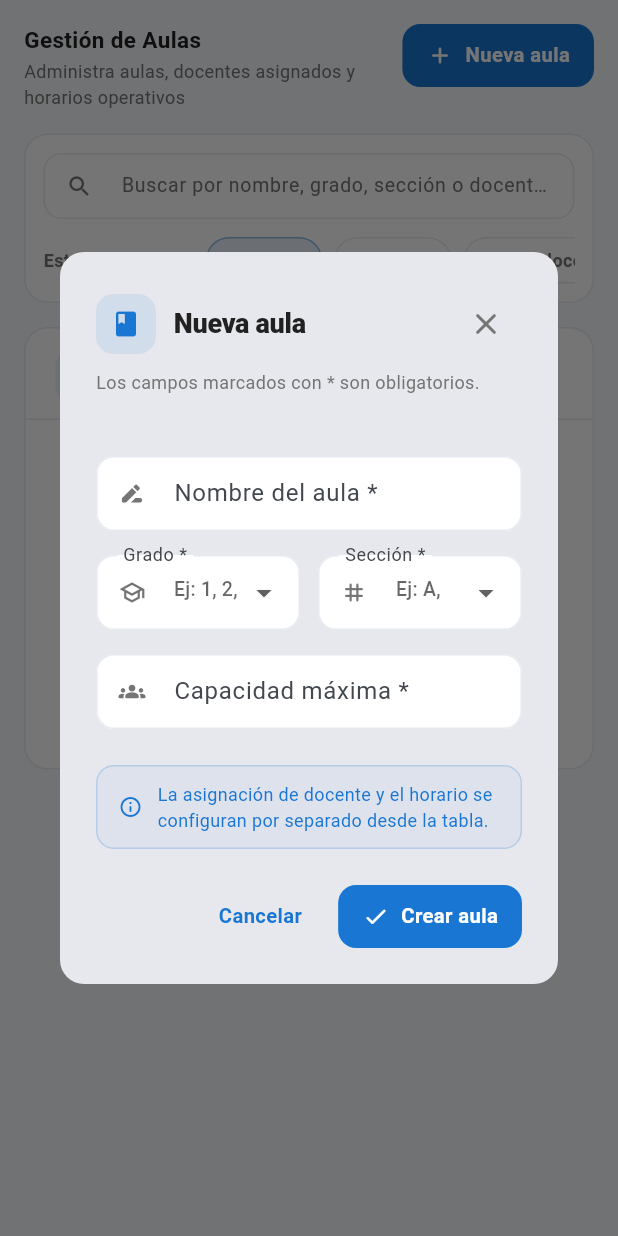
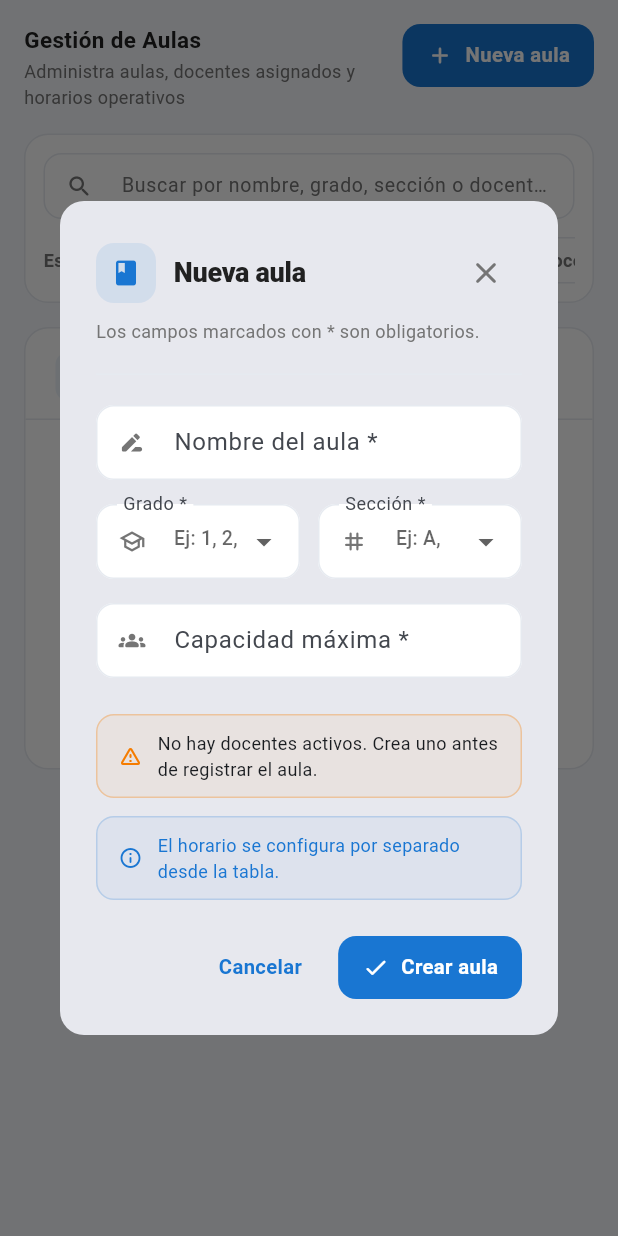
Before and after one commit to D1egoOQuintana/Asistencias-App-COMPLETO-BACKEND-AND-FRONTEND, a Flutter app: the AdminClassroomsScreen screen opened directly, after a tap on "Nueva aula", on a phone screen of 412 x 824 dp. Run offline on Flutter 3.47's test engine with Material 3 defaults, Android fonts, the phone set to English and light mode, and no system bars; our stand-ins replace cloud_firestore, cloud_functions, firebase_auth, firebase_core, get, google_fonts and 5 more; missing offline and left inert: dart:html, excel, mobile_scanner, panara_dialogs; accounts and stored records are empty.

Commit message:
feat(classroom): require teacher and restrict schedule edits to admin

```diff
--- a/asistencias_app/lib/screens/admin/classrooms/widgets/classroom_form_dialog.dart
+++ b/asistencias_app/lib/screens/admin/classrooms/widgets/classroom_form_dialog.dart
@@ -1,7 +1,9 @@
 import 'package:flutter/material.dart';
 import 'package:flutter/services.dart';
+import 'package:cloud_firestore/cloud_firestore.dart';
 import '../../../../models/classroom_model.dart';
 import '../../../../services/classroom_service.dart';
+import '../../../../services/teacher_service.dart';
 import '../../../../theme/app_design_system.dart';
 import '../../widgets/admin_ui.dart';
 
@@ -31,6 +33,11 @@ class _ClassroomFormDialogState extends State<ClassroomFormDialog> {
   static const _grades = ['1', '2', '3', '4', '5', '6'];
   static const _sections = ['A', 'B', 'C', 'D', 'E'];
 
+  // Docente seleccionado (obligatorio). En edición arranca con el actual.
+  String? _teacherUid;
+  String? _teacherName;
+  late final Stream<QuerySnapshot> _teachersStream;
+
   @override
   void initState() {
     super.initState();
@@ -41,6 +48,20 @@ class _ClassroomFormDialogState extends State<ClassroomFormDialog> {
     _capacity = TextEditingController(
       text: c != null ? c.capacity.toString() : '',
     );
+    _teacherUid = c?.teacherUid;
+    _teacherName = c?.teacherName;
+    _teachersStream = TeacherService.getTeachersStream();
+  }
+
+  String _displayName(Map<String, dynamic> d) {
+    final fn = (d['firstName'] ?? '').toString().trim();
+    final ln = (d['lastName'] ?? '').toString().trim();
+    final full = (d['fullName'] ?? '').toString().trim();
+    final email = (d['email'] ?? '').toString().trim();
+    final composed = '$fn $ln'.trim();
+    if (composed.isNotEmpty) return composed;
+    if (full.isNotEmpty) return full;
+    return email;
   }
 
   @override
@@ -54,6 +75,15 @@ class _ClassroomFormDialogState extends State<ClassroomFormDialog> {
 
   Future<void> _submit() async {
     if (!_formKey.currentState!.validate()) return;
+    if (_teacherUid == null || _teacherUid!.isEmpty) {
+      ScaffoldMessenger.of(context).showSnackBar(
+        AdminFeedback.snack(
+          AdminFeedbackType.error,
+          'Selecciona un docente para el aula',
+        ),
+      );
+      return;
+    }
     setState(() => _isLoading = true);
 
     final name = _name.text.trim();
@@ -73,8 +103,8 @@ class _ClassroomFormDialogState extends State<ClassroomFormDialog> {
           section: section,
           capacity: capacity,
           description: widget.classroom!.description,
-          teacherUid: widget.classroom!.teacherUid,
-          teacherName: widget.classroom!.teacherName,
+          teacherUid: _teacherUid,
+          teacherName: _teacherName,
         );
         message = ok ? 'Aula actualizada correctamente' : 'Error al actualizar el aula';
       } else {
@@ -84,6 +114,8 @@ class _ClassroomFormDialogState extends State<ClassroomFormDialog> {
           section: section,
           capacity: capacity,
           description: 'Aula creada por administrador',
+          teacherUid: _teacherUid,
+          teacherName: _teacherName,
         );
         ok = result['success'] == true;
         message = result['message'] ?? (ok ? 'Aula creada correctamente' : 'Error al crear el aula');
@@ -224,7 +256,9 @@ class _ClassroomFormDialogState extends State<ClassroomFormDialog> {
                 ),
                 const SizedBox(height: 24),
 
-                // Note on teacher/schedule
+                // Docente asignado (obligatorio)
+                _buildTeacherDropdown(),
+                const SizedBox(height: 12),
                 Container(
                   padding: const EdgeInsets.symmetric(horizontal: 14, vertical: 10),
                   decoration: BoxDecoration(
@@ -239,7 +273,7 @@ class _ClassroomFormDialogState extends State<ClassroomFormDialog> {
                       SizedBox(width: 10),
                       Expanded(
                         child: Text(
-                          'La asignación de docente y el horario se configuran por separado desde la tabla.',
+                          'El horario se configura por separado desde la tabla.',
                           style: TextStyle(
                             fontSize: 12,
                             color: AppDesignSystem.primaryColor,
@@ -324,4 +358,84 @@ class _ClassroomFormDialogState extends State<ClassroomFormDialog> {
       },
     );
   }
+
+  Widget _buildTeacherDropdown() {
+    return StreamBuilder<QuerySnapshot>(
+      stream: _teachersStream,
+      builder: (context, snap) {
+        if (snap.connectionState == ConnectionState.waiting) {
+          return const Padding(
+            padding: EdgeInsets.symmetric(vertical: 8),
+            child: LinearProgressIndicator(minHeight: 2),
+          );
+        }
+        final docs = snap.data?.docs ?? const [];
+        if (docs.isEmpty) {
+          return Container(
+            padding: const EdgeInsets.symmetric(horizontal: 14, vertical: 10),
+            decoration: BoxDecoration(
+              color: AppDesignSystem.warningColor.withValues(alpha: 0.06),
+              borderRadius: AppDesignSystem.borderRadiusMD,
+              border: Border.all(
+                color: AppDesignSystem.warningColor.withValues(alpha: 0.3),
+              ),
+            ),
+            child: const Row(
+              children: [
+                Icon(Icons.warning_amber_rounded,
+                    size: 16, color: AppDesignSystem.warningColor),
+                SizedBox(width: 10),
+                Expanded(
+                  child: Text(
+                    'No hay docentes activos. Crea uno antes de registrar el aula.',
+                    style: TextStyle(fontSize: 12),
+                  ),
+                ),
+              ],
+            ),
+          );
+        }
+
+        // Mapear uid → name para mostrar y guardar.
+        final byUid = <String, String>{};
+        for (final d in docs) {
+          final data = d.data() as Map<String, dynamic>;
+          final uid = (data['uid'] as String?) ?? d.id;
+          byUid[uid] = _displayName(data);
+        }
+        // Si el _teacherUid actual ya no está en la lista (docente desactivado),
+        // lo conservamos como entrada extra para no perder el dato en edición.
+        if (_teacherUid != null && !byUid.containsKey(_teacherUid)) {
+          byUid[_teacherUid!] = '${_teacherName ?? '(docente inactivo)'} · inactivo';
+        }
+
+        final entries = byUid.entries.toList()
+          ..sort((a, b) => a.value.toLowerCase().compareTo(b.value.toLowerCase()));
+
+        return DropdownButtonFormField<String>(
+          initialValue: _teacherUid,
+          isExpanded: true,
+          validator: (v) =>
+              (v == null || v.isEmpty) ? 'Selecciona un docente' : null,
+          decoration: AdminInputs.decoration(
+            label: 'Docente asignado *',
+            prefixIcon: Icons.person_outline_rounded,
+          ),
+          items: entries
+              .map((e) => DropdownMenuItem(
+                    value: e.key,
+                    child: Text(e.value, overflow: TextOverflow.ellipsis),
+                  ))
+              .toList(),
+          onChanged: (v) {
+            if (v == null) return;
+            setState(() {
+              _teacherUid = v;
+              _teacherName = byUid[v];
+            });
+          },
+        );
+      },
+    );
+  }
 }
```
Also changed, not shown: asistencias_app/lib/services/classroom_service.dart (+9 -2 lines), 1 other file.
